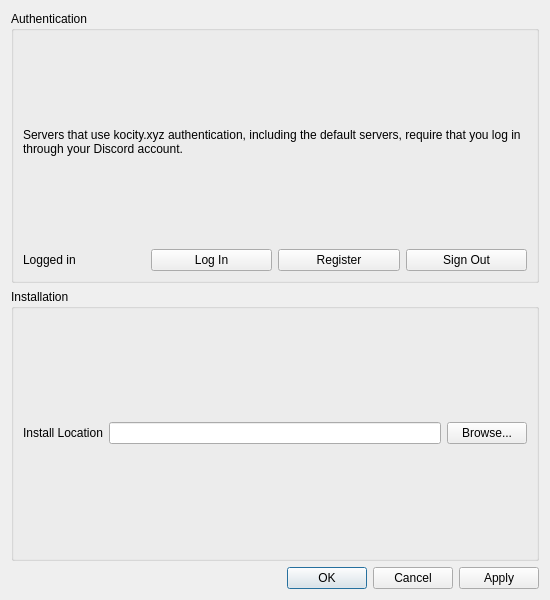
The window that src/ui/settings_dialog.ui (ex4dev/brawl-starter) describes before a commit, drawn with Qt 5.
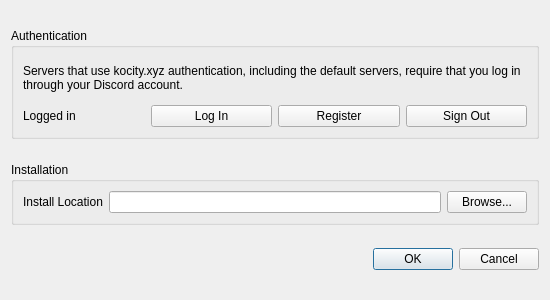
The same window after the commit.

```diff
--- a/src/ui/settings_dialog.ui
+++ b/src/ui/settings_dialog.ui
@@ -10,9 +10,15 @@
     <x>0</x>
     <y>0</y>
     <width>550</width>
-    <height>600</height>
+    <height>300</height>
    </rect>
   </property>
+  <property name="sizePolicy">
+   <sizepolicy hsizetype="Fixed" vsizetype="Maximum">
+    <horstretch>0</horstretch>
+    <verstretch>0</verstretch>
+   </sizepolicy>
+  </property>
   <property name="windowTitle">
    <string>Settings</string>
   </property>
@@ -20,7 +26,7 @@
    <item>
     <widget class="QGroupBox" name="authenticationGroupBox">
      <property name="sizePolicy">
-      <sizepolicy hsizetype="Expanding" vsizetype="Expanding">
+      <sizepolicy hsizetype="Expanding" vsizetype="Maximum">
        <horstretch>0</horstretch>
        <verstretch>0</verstretch>
       </sizepolicy>
@@ -84,7 +90,7 @@
    <item>
     <widget class="QGroupBox" name="installationGroupBox">
      <property name="sizePolicy">
-      <sizepolicy hsizetype="Expanding" vsizetype="Expanding">
+      <sizepolicy hsizetype="Expanding" vsizetype="Maximum">
        <horstretch>0</horstretch>
        <verstretch>0</verstretch>
       </sizepolicy>
@@ -132,7 +138,7 @@
       <enum>Qt::Horizontal</enum>
      </property>
      <property name="standardButtons">
-      <set>QDialogButtonBox::Apply|QDialogButtonBox::Cancel|QDialogButtonBox::Ok</set>
+      <set>QDialogButtonBox::Cancel|QDialogButtonBox::Ok</set>
      </property>
      <property name="centerButtons">
       <bool>false</bool>
```
